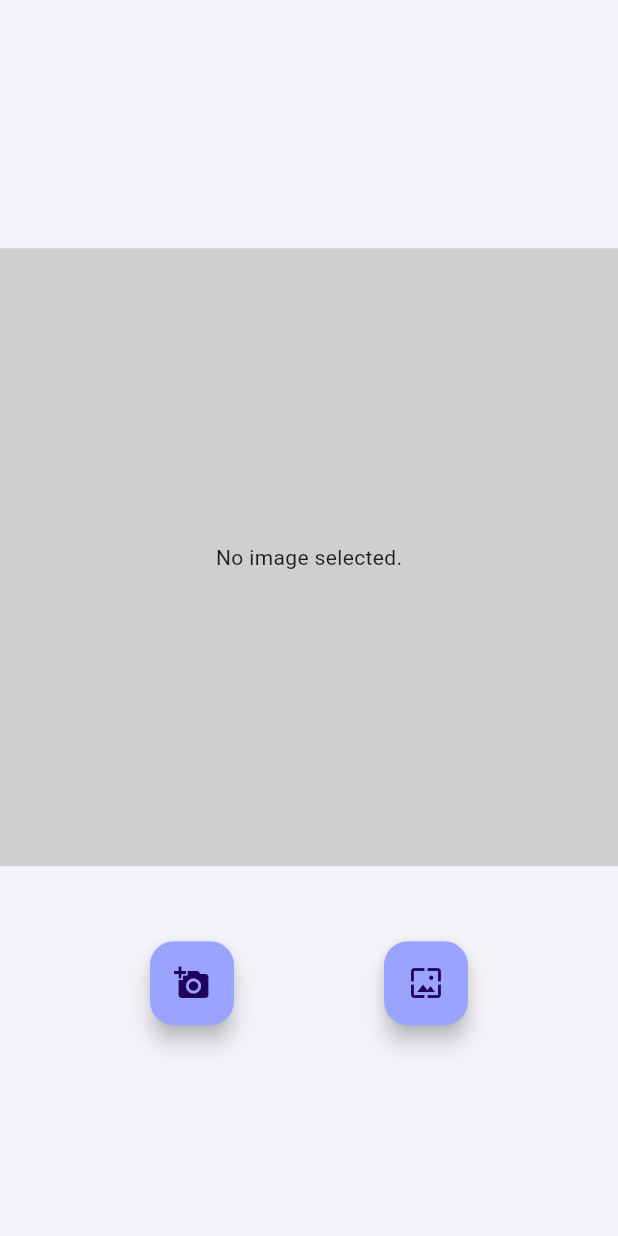
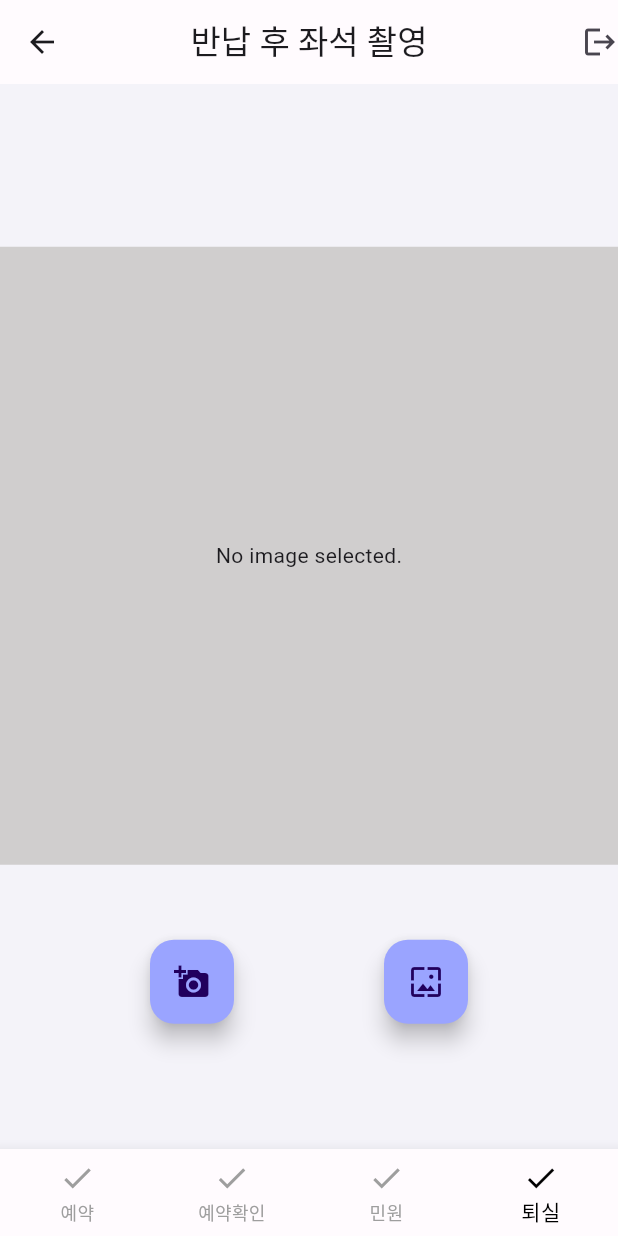
Before and after one commit to JangJunYeong/jiranjigyo, a Flutter app: the screen it shows after launch, after a tap on "퇴실", on a phone screen of 412 x 824 dp. Run offline on Flutter 3.47's test engine with Material 2 defaults, Android fonts, the phone set to English and light mode, and no system bars; our stand-ins replace image_picker.

Commit message:
update checkout

```diff
--- a/lib/checkout.dart
+++ b/lib/checkout.dart
@@ -3,6 +3,7 @@ import 'package:jiranjigyo/camera.dart';
 import 'package:jiranjigyo/complaint.dart';
 import 'package:jiranjigyo/theme.dart';
 import 'package:jiranjigyo/reservation.dart';
+import './widget/bottomtabbar.dart';
 
 import 'confirm.dart';
 
@@ -68,6 +69,24 @@ class _CheckOutPageState extends State<CheckOutPage>{
         useMaterial3: true,
         colorScheme: lightColorScheme,
       ),
-      home: CameraExample(),
+      home: Scaffold(
+          appBar: AppBar(
+            leading: IconButton(
+                onPressed: (){
+                  Navigator.pop(context);
+                },
+                icon: const Icon(Icons.arrow_back)),
+            title: (
+                Text("반납 후 좌석 촬영")
+            ),
+              centerTitle:true,
+              actions: [
+                Icon(Icons.logout)
+              ]
+          ),
+          body: CameraExample(),
+          bottomNavigationBar: const BottomTabBar(3),
+        )
     );
-  }}
+  }
+}
```
